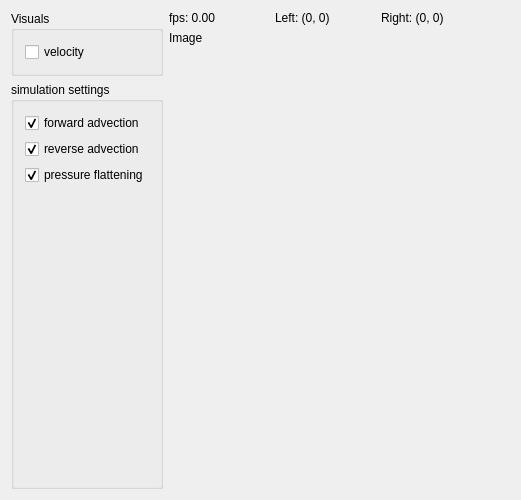
loosstef/grid-based-fluid-simulator, file mainwindow.ui: the form before one commit.
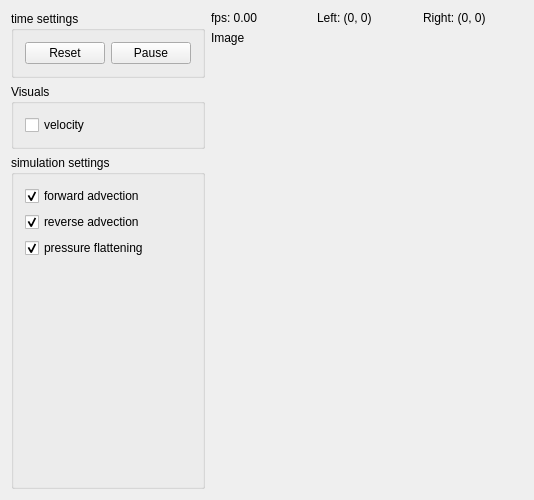
The form after the commit. Custom widgets are drawn as their Qt base class.

```diff
--- a/mainwindow.ui
+++ b/mainwindow.ui
@@ -9,7 +9,7 @@
    <rect>
     <x>0</x>
     <y>0</y>
-    <width>521</width>
+    <width>522</width>
     <height>500</height>
    </rect>
   </property>
@@ -31,7 +31,30 @@
    </property>
    <layout class="QHBoxLayout" name="horizontalLayout_3" stretch="0,0">
     <item>
-     <layout class="QVBoxLayout" name="verticalLayout" stretch="0,1">
+     <layout class="QVBoxLayout" name="verticalLayout" stretch="0,0,1">
+      <item>
+       <widget class="QGroupBox" name="horizontalGroupBox">
+        <property name="title">
+         <string>time settings</string>
+        </property>
+        <layout class="QHBoxLayout" name="horizontalLayout_2">
+         <item>
+          <widget class="QPushButton" name="resetButton">
+           <property name="text">
+            <string>Reset</string>
+           </property>
+          </widget>
+         </item>
+         <item>
+          <widget class="QPushButton" name="pauseButton">
+           <property name="text">
+            <string>Pause</string>
+           </property>
+          </widget>
+         </item>
+        </layout>
+       </widget>
+      </item>
       <item>
        <widget class="QGroupBox" name="groupBox">
         <property name="title">
```
Left out of the diff: 6 changed lines with no effect on the pictures.
